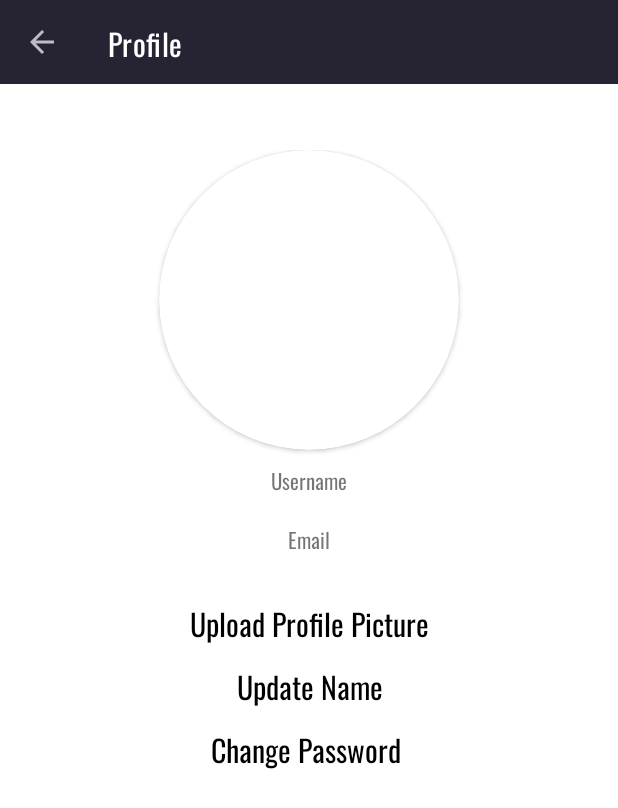
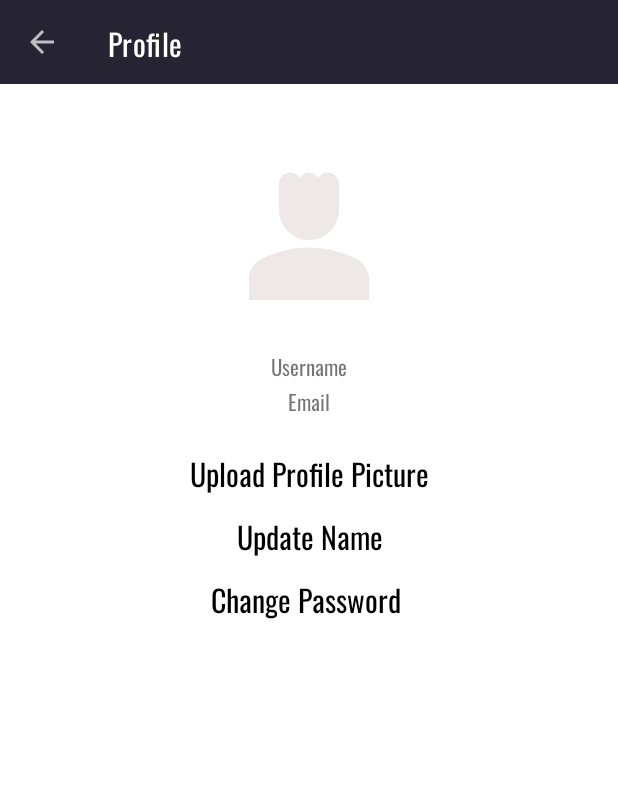
Before and after one commit to LauPeeps/JavaceClientAppNew, an Android app: the Profile screen opened directly, with no data from a screen before it, on a phone screen of 412 x 824 dp. Shown: the top 808 px of the screen. Run offline under Robolectric (Android 15) with nearby library versions, the phone set to English and light mode, and no system bars; our stand-ins replace CircleImageView, Firebase (no records; nobody signed in at launch, a user with empty details on screens opened directly); pictures from the network do not load.

```diff
--- a/app/build.gradle
+++ b/app/build.gradle
@@ -44,4 +44,5 @@ dependencies {
     implementation 'com.github.bumptech.glide:glide:4.11.0'
     annotationProcessor 'com.github.bumptech.glide:compiler:4.11.0'
     annotationProcessor 'com.github.bumptech.glide:compiler:4.11.0'
+    implementation 'de.hdodenhof:circleimageview:3.1.0'
 }
--- a/app/src/main/java/com/example/javaceclientapp/Forum.java
+++ b/app/src/main/java/com/example/javaceclientapp/Forum.java
@@ -31,13 +31,10 @@ import java.util.Objects;
 public class Forum extends AppCompatActivity {
 
     FirebaseAuth firebaseAuth;
-    String myuid;
     RecyclerView recyclerView;
     List<ModelPost> posts;
     AdapterPosts adapterPosts;
-    String myname, mydp;
     public Forum() {
-        // Required empty public constructor
     }
 
     @Override
--- a/app/src/main/java/com/example/javaceclientapp/ForumDetails.java
+++ b/app/src/main/java/com/example/javaceclientapp/ForumDetails.java
@@ -41,15 +41,11 @@ import java.util.Locale;
 
 public class ForumDetails extends AppCompatActivity {
     TextView  userName, userTime, forumTitle, forumDescription, forumLikes, forumComm;
-    String uName, uDp, imageForum, likes;
     ImageView forumImage, sendComment, imageInComment;
     EditText typeComment;
     ImageButton moreBtn;
-    TextView comments;
     RecyclerView recyclerView;
-    ActionBar actionBar;
     String postId;
-    Boolean makeLike = false;
     String myemail, myuid, myname, mydp;
     List<ModelComment> commentShow;
     AdapterComment adapterComment;
@@ -233,12 +229,10 @@ public class ForumDetails extends AppCompatActivity {
 
                     String commentExist = dataSnapshot1.child("comments").getValue().toString();
                     String description = dataSnapshot1.child("description").getValue().toString();
-                    String email = dataSnapshot1.child("email").getValue().toString();
                     String likes = dataSnapshot1.child("likes").getValue().toString();
                     String name = dataSnapshot1.child("name").getValue().toString();
                     String timePosted = dataSnapshot1.child("timePosted").getValue().toString();
                     String title = dataSnapshot1.child("title").getValue().toString();
-                    String uid = dataSnapshot1.child("uid").getValue().toString();
                     String userImage = dataSnapshot1.child("userImage").getValue().toString();
 
                     Calendar calendar = Calendar.getInstance(Locale.ENGLISH);
--- a/app/src/main/java/com/example/javaceclientapp/ResourcesActivity.java
+++ b/app/src/main/java/com/example/javaceclientapp/ResourcesActivity.java
@@ -10,6 +10,7 @@ import android.view.MenuItem;
 import java.util.Objects;
 
 public class ResourcesActivity extends AppCompatActivity {
+
 
     @Override
     protected void onCreate(Bundle savedInstanceState) {
--- a/app/src/main/res/layout/activity_forum_details.xml
+++ b/app/src/main/res/layout/activity_forum_details.xml
@@ -78,7 +78,7 @@
                         android:layout_height="wrap_content"
                         android:text="Title"
                         android:textSize="16sp"
-                        android:textStyle="bold" />
+                         />
 
                     <TextView
                         android:id="@+id/forumDesc"
--- a/app/src/main/res/layout/activity_profile.xml
+++ b/app/src/main/res/layout/activity_profile.xml
@@ -30,24 +30,20 @@
         tools:context=".Profile">
 
 
-        <androidx.cardview.widget.CardView
-            android:layout_width="200dp"
-            android:layout_height="200dp"
-            app:cardCornerRadius="100dp"
+
+
+        <de.hdodenhof.circleimageview.CircleImageView
+            android:id="@+id/set_profile_image"
+            android:layout_width="120dp"
+            android:layout_height="120dp"
+            android:src="@drawable/ic_person"
             android:layout_gravity="center"
-            >
+            android:layout_marginBottom="12dp"
+            />
 
-        <ImageView
-            android:id="@+id/set_profile_image"
-            android:layout_width="wrap_content"
-            android:layout_height="wrap_content"
-            android:layout_gravity="center"
-            />
-        </androidx.cardview.widget.CardView>
 
         <TextView
             android:id="@+id/username"
-            android:padding="8dp"
             android:layout_width="wrap_content"
             android:layout_height="wrap_content"
             android:textSize="14dp"
@@ -56,7 +52,6 @@
             />
         <TextView
             android:id="@+id/email"
-            android:padding="8dp"
             android:layout_width="wrap_content"
             android:layout_height="wrap_content"
             android:textSize="14dp"
--- a/app/src/main/res/layout/activity_resources.xml
+++ b/app/src/main/res/layout/activity_resources.xml
@@ -18,4 +18,6 @@
 
     </androidx.appcompat.widget.Toolbar>
 
+
+
 </androidx.constraintlayout.widget.ConstraintLayout>
--- a/app/src/main/res/layout/category_item.xml
+++ b/app/src/main/res/layout/category_item.xml
@@ -11,6 +11,7 @@
         android:id="@+id/categoryName"
         android:layout_width="wrap_content"
         android:layout_height="wrap_content"
+        android:textAlignment="center"
         android:text="Category 1"
         android:textSize="21dp"
         />
```
Also changed, not shown: app/src/main/res/drawable/post_image_border.xml (added, +7 -0 lines), app/src/main/res/layout/row_posts.xml (+10 -13 lines).
